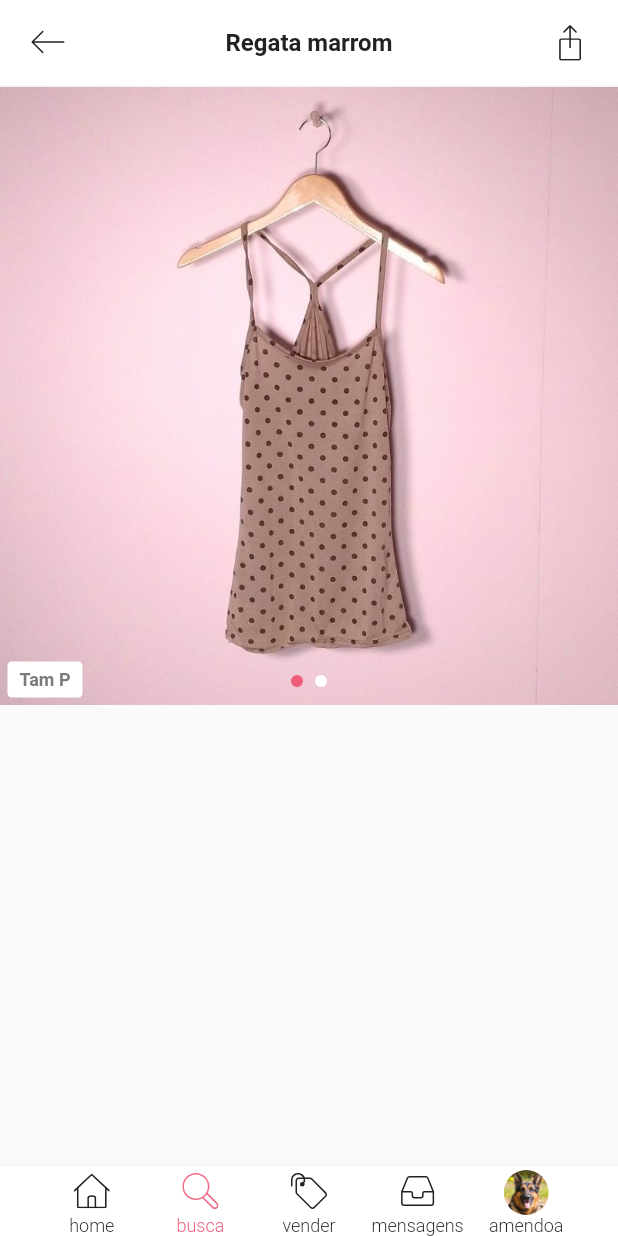
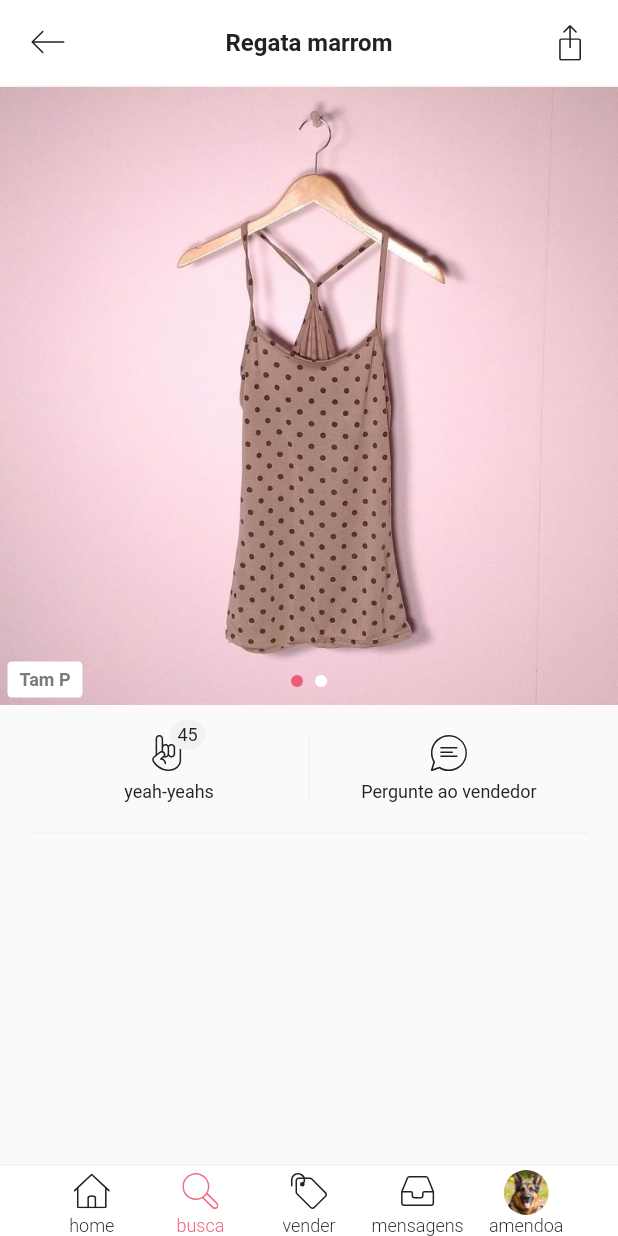
Before and after one commit to amendoa/enjoei_product_flutter_speedcode, a Flutter app: the screen it shows after launch, on a phone screen of 412 x 824 dp. Run offline on Flutter 3.47's test engine with Material 2 defaults, Android fonts, the phone set to English and light mode, and no system bars; our stand-ins replace flutter_svg; Roboto replaces fonts that are missing (Proxima Nova).

```diff
--- a/lib/main.dart
+++ b/lib/main.dart
@@ -363,6 +363,119 @@ class _ProductSliderState extends State<ProductSlider> {
   }
 }
 
+class ProductActions extends StatelessWidget {
+  const ProductActions({
+    Key key,
+  }) : super(key: key);
+
+  @override
+  Widget build(BuildContext context) {
+    return Container(
+      decoration: BoxDecoration(
+        border: Border(
+          bottom: BorderSide(
+            width: 1,
+            color: EnjoeiColors.gray100,
+          ),
+        ),
+      ),
+      padding: const EdgeInsets.only(
+        top: 20,
+        bottom: 20,
+      ),
+      child: Row(
+        mainAxisAlignment: MainAxisAlignment.center,
+        crossAxisAlignment: CrossAxisAlignment.center,
+        children: <Widget>[
+          Expanded(
+            child: Column(
+              children: <Widget>[
+                Stack(
+                  overflow: Overflow.visible,
+                  alignment: Alignment.topRight,
+                  children: <Widget>[
+                    SvgPicture.asset(
+                      'assets/icons/yeah.svg',
+                      height: 24,
+                      width: 24,
+                      color: EnjoeiColors.gray600,
+                    ),
+                    Positioned(
+                      top: -10,
+                      right: -12,
+                      child: Container(
+                        padding: EdgeInsets.only(
+                          left: 5,
+                          right: 5,
+                          top: 3,
+                          bottom: 3,
+                        ),
+                        decoration: BoxDecoration(
+                          color: EnjoeiColors.gray100,
+                          borderRadius: BorderRadius.circular(20),
+                        ),
+                        child: Text(
+                          '45',
+                          style: TextStyle(
+                            fontSize: 12,
+                            fontWeight: FontWeight.w400,
+                            color: EnjoeiColors.gray600,
+                          ),
+                        ),
+                      ),
+                    ),
+                  ],
+                ),
+                SizedBox(
+                  height: 7,
+                ),
+                Text(
+                  'yeah-yeahs',
+                  style: TextStyle(
+                    fontSize: 12,
+                    fontWeight: FontWeight.w400,
+                    color: EnjoeiColors.gray600,
+                  ),
+                ),
+              ],
+            ),
+          ),
+          Center(
+            child: Container(
+              width: 1,
+              height: 44,
+              color: EnjoeiColors.gray100,
+            ),
+          ),
+          Expanded(
+            child: Column(
+              children: <Widget>[
+                SvgPicture.asset(
+                  'assets/icons/comment.svg',
+                  height: 24,
+                  width: 24,
+                  color: EnjoeiColors.gray600,
+                ),
+                SizedBox(
+                  height: 7,
+                ),
+                Text(
+                  'Pergunte ao vendedor',
+                  style: TextStyle(
+                    fontSize: 12,
+                    fontWeight: FontWeight.w400,
+                    color: EnjoeiColors.gray600,
+                  ),
+                ),
+              ],
+            ),
+          )
+        ],
+      ),
+    );
+  }
+}
+
 class ProductPage extends StatelessWidget {
   @override
   Widget build(BuildContext context) {
@@ -376,15 +489,16 @@ class ProductPage extends StatelessWidget {
             child: Column(
               children: <Widget>[
                 ProductSlider(),
+                Padding(
+                  padding: const EdgeInsets.only(
+                    left: 20,
+                    right: 20,
+                  ),
+                  child: ProductActions(),
+                ),
               ],
             ),
           ),
-          // body: Center(
-          //   child: Column(
-          //     mainAxisAlignment: MainAxisAlignment.center,
-          //     children: <Widget>[SvgPicture.asset('assets/icons/yeah.svg')],
-          //   ),
-          // ),
         ),
       ),
     );
```
